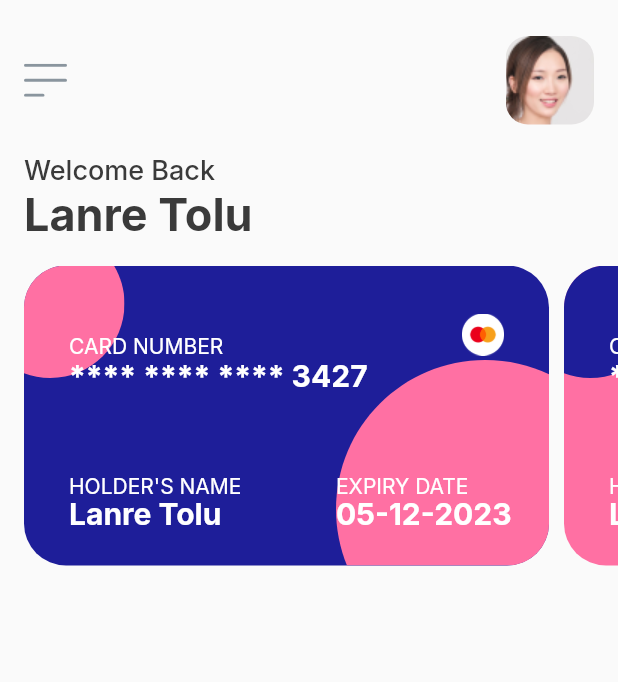
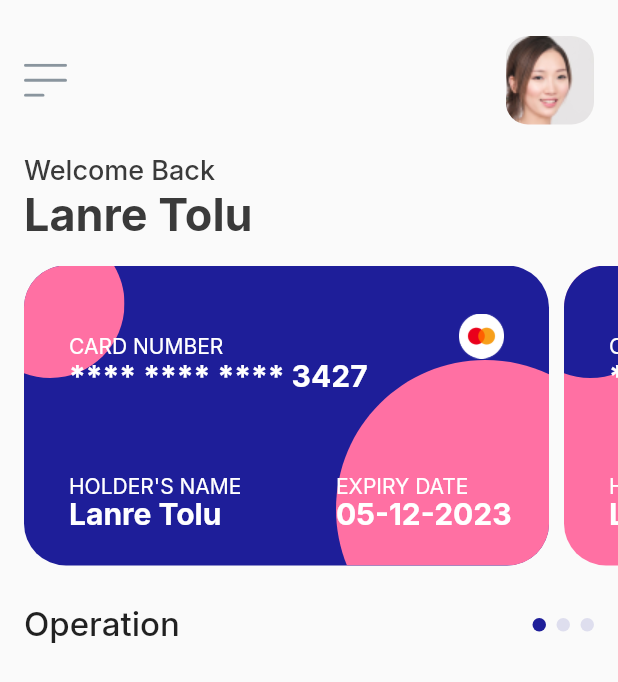
Before and after one commit to tolopsy/moora-fintech, a Flutter app: the screen it shows after launch, on a phone screen of 412 x 824 dp. Shown: the top 682 px of the screen. Run offline on Flutter 3.47's test engine with Material 2 defaults, Android fonts, the phone set to English and light mode, and no system bars; our stand-ins replace flutter_svg, google_fonts.

Commit message:
operations section initiated

```diff
--- a/lib/screens/home_screen.dart
+++ b/lib/screens/home_screen.dart
@@ -3,6 +3,7 @@ import 'package:flutter_svg/flutter_svg.dart';
 import 'package:google_fonts/google_fonts.dart';
 import 'package:moora_ui/constants/color_constants.dart';
 import 'package:moora_ui/models/card_models.dart';
+import 'package:moora_ui/models/operation_models.dart';
 
 class HomeScreen extends StatefulWidget {
   @override
@@ -10,6 +11,17 @@ class HomeScreen extends StatefulWidget {
 }
 
 class _HomeScreenState extends State<HomeScreen> {
+  int currentSlider = 0;
+
+  List<T> operationsMap<T>(List operationList, Function handler) {
+    List<T> operations = [];
+    for (var i = 0; i < operationList.length; i++) {
+      operations.add(handler(i, operationList[i]));
+    }
+
+    return operations;
+  }
+
   @override
   Widget build(BuildContext context) {
     return Scaffold(
@@ -118,7 +130,7 @@ class _HomeScreenState extends State<HomeScreen> {
                           right: 30,
                           top: 32,
                           child: Image.asset(cards[index].cardType,
-                              width: 28, height: 28),
+                              width: 30, height: 30),
                         ),
                         Positioned(
                           left: 30,
@@ -173,7 +185,44 @@ class _HomeScreenState extends State<HomeScreen> {
                   );
                 },
               ),
-            )
+            ),
+
+            // Operations section
+            Padding(
+                padding: EdgeInsets.only(
+                  left: 16,
+                  top: 26,
+                  bottom: 10,
+                  right: 9
+                ),
+                child: Row(
+                  mainAxisAlignment: MainAxisAlignment.spaceBetween,
+                  children: [
+                    Text(
+                      "Operation",
+                      style: GoogleFonts.inter(
+                        fontSize: 22,
+                        fontWeight: FontWeight.w500,
+                      ),
+                    ),
+                    Row(
+                      children:
+                          operationsMap(operations, (index, activeOperation) {
+                        return Container(
+                          alignment: Alignment.centerLeft,
+                          height: 9,
+                          width: 9,
+                          margin: EdgeInsets.only(right: 7),
+                          decoration: BoxDecoration(
+                              shape: BoxShape.circle,
+                              color: currentSlider == index
+                                  ? kBlueColor
+                                  : kTwentyBlueColor),
+                        );
+                      }),
+                    )
+                  ],
+                )),
           ],
         ),
       ),
```
Also changed, not shown: lib/models/operation_models.dart (added, +30 -0 lines).
